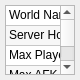
Qt form ui/widgets/ruleswidget.ui (StarixWoS/ReMix) before a commit.
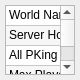
The same form after that commit.

The edit to the form file:
```diff
--- a/ui/widgets/ruleswidget.ui
+++ b/ui/widgets/ruleswidget.ui
@@ -6,8 +6,8 @@
    <rect>
     <x>0</x>
     <y>0</y>
-    <width>70</width>
-    <height>70</height>
+    <width>80</width>
+    <height>80</height>
    </rect>
   </property>
   <property name="windowTitle">
@@ -40,6 +40,12 @@
      <property name="selectionBehavior">
       <enum>QAbstractItemView::SelectRows</enum>
      </property>
+     <property name="textElideMode">
+      <enum>Qt::ElideRight</enum>
+     </property>
+     <property name="cornerButtonEnabled">
+      <bool>false</bool>
+     </property>
      <attribute name="horizontalHeaderVisible">
       <bool>false</bool>
      </attribute>
@@ -65,6 +71,11 @@
        <string>2</string>
       </property>
      </row>
+     <row>
+      <property name="text">
+       <string>12</string>
+      </property>
+     </row>
      <row>
       <property name="text">
        <string>3</string>
@@ -95,6 +106,16 @@
        <string>8</string>
       </property>
      </row>
+     <row>
+      <property name="text">
+       <string>15</string>
+      </property>
+     </row>
+     <row>
+      <property name="text">
+       <string>14</string>
+      </property>
+     </row>
      <row>
       <property name="text">
        <string>9</string>
@@ -105,16 +126,6 @@
        <string>10</string>
       </property>
      </row>
-     <row>
-      <property name="text">
-       <string>11</string>
-      </property>
-     </row>
-     <row>
-      <property name="text">
-       <string>12</string>
-      </property>
-     </row>
      <row>
       <property name="text">
        <string>13</string>
@@ -122,12 +133,7 @@
      </row>
      <row>
       <property name="text">
-       <string>14</string>
-      </property>
-     </row>
-     <row>
-      <property name="text">
-       <string>15</string>
+       <string>11</string>
       </property>
      </row>
      <column>
@@ -153,7 +159,7 @@
      </item>
      <item row="2" column="0">
       <property name="text">
-       <string>Max Players</string>
+       <string>All PKing</string>
       </property>
       <property name="checkState">
        <enum>Unchecked</enum>
@@ -161,7 +167,7 @@
      </item>
      <item row="3" column="0">
       <property name="text">
-       <string>Max AFK</string>
+       <string>Max Players</string>
       </property>
       <property name="checkState">
        <enum>Unchecked</enum>
@@ -169,7 +175,7 @@
      </item>
      <item row="4" column="0">
       <property name="text">
-       <string>Min Version</string>
+       <string>Max AFK</string>
       </property>
       <property name="checkState">
        <enum>Unchecked</enum>
@@ -177,7 +183,7 @@
      </item>
      <item row="5" column="0">
       <property name="text">
-       <string>Report to Ladder</string>
+       <string>Min Version</string>
       </property>
       <property name="checkState">
        <enum>Unchecked</enum>
@@ -185,7 +191,7 @@
      </item>
      <item row="6" column="0">
       <property name="text">
-       <string>No Cursing</string>
+       <string>Report to Ladder</string>
       </property>
       <property name="checkState">
        <enum>Unchecked</enum>
@@ -193,7 +199,7 @@
      </item>
      <item row="7" column="0">
       <property name="text">
-       <string>No Cheating</string>
+       <string>No Cursing</string>
       </property>
       <property name="checkState">
        <enum>Unchecked</enum>
@@ -201,7 +207,7 @@
      </item>
      <item row="8" column="0">
       <property name="text">
-       <string>No Modders</string>
+       <string>No Cheating</string>
       </property>
       <property name="checkState">
        <enum>Unchecked</enum>
@@ -209,7 +215,7 @@
      </item>
      <item row="9" column="0">
       <property name="text">
-       <string>No Pets</string>
+       <string>No Eavesdropping</string>
       </property>
       <property name="checkState">
        <enum>Unchecked</enum>
@@ -217,7 +223,7 @@
      </item>
      <item row="10" column="0">
       <property name="text">
-       <string>Arena PKing</string>
+       <string>No Migrating</string>
       </property>
       <property name="checkState">
        <enum>Unchecked</enum>
@@ -225,7 +231,7 @@
      </item>
      <item row="11" column="0">
       <property name="text">
-       <string>All PKing</string>
+       <string>No Modders</string>
       </property>
       <property name="checkState">
        <enum>Unchecked</enum>
@@ -233,7 +239,7 @@
      </item>
      <item row="12" column="0">
       <property name="text">
-       <string>No PKing</string>
+       <string>No Pets</string>
       </property>
       <property name="checkState">
        <enum>Unchecked</enum>
@@ -241,7 +247,7 @@
      </item>
      <item row="13" column="0">
       <property name="text">
-       <string>No Migrating</string>
+       <string>No PKing</string>
       </property>
       <property name="checkState">
        <enum>Unchecked</enum>
@@ -249,7 +255,7 @@
      </item>
      <item row="14" column="0">
       <property name="text">
-       <string>No Eavesdropping</string>
+       <string>Arena PKing</string>
       </property>
       <property name="checkState">
        <enum>Unchecked</enum>
```
Left out of the diff: 5 changed lines with no effect on the pictures.
